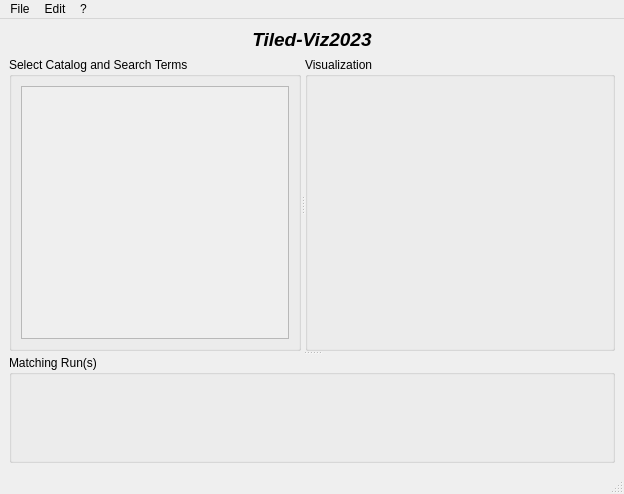
First picture: the form in gemviz23/demo/resources/mainwindow.ui, repository BCDA-APS/gemviz, before the edit.
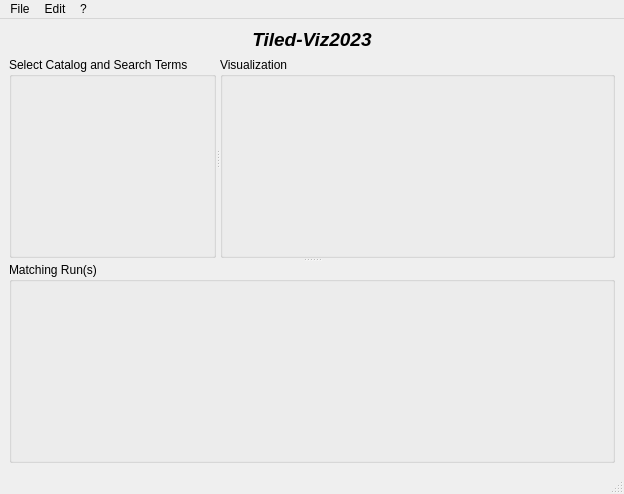
Second picture: the form after the edit.

Diff of the .ui file:
```diff
--- a/gemviz23/demo/resources/mainwindow.ui
+++ b/gemviz23/demo/resources/mainwindow.ui
@@ -46,25 +46,7 @@
         <property name="title">
          <string>Select Catalog and Search Terms</string>
         </property>
-        <layout class="QHBoxLayout" name="horizontalLayout">
-         <item>
-          <widget class="QScrollArea" name="filter_scroll">
-           <property name="widgetResizable">
-            <bool>true</bool>
-           </property>
-           <widget class="QWidget" name="filter_widget">
-            <property name="geometry">
-             <rect>
-              <x>0</x>
-              <y>0</y>
-              <width>266</width>
-              <height>157</height>
-             </rect>
-            </property>
-           </widget>
-          </widget>
-         </item>
-        </layout>
+        <layout class="QHBoxLayout" name="horizontalLayout"/>
        </widget>
        <widget class="QGroupBox" name="viz_panel">
         <property name="title">
```
Left out of the diff: 2 changed lines with no effect on the pictures.
